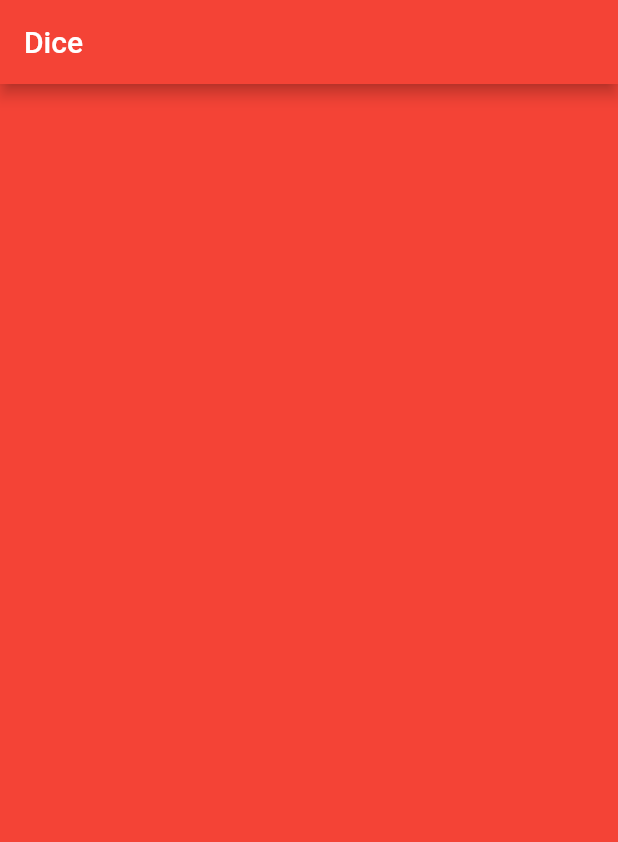
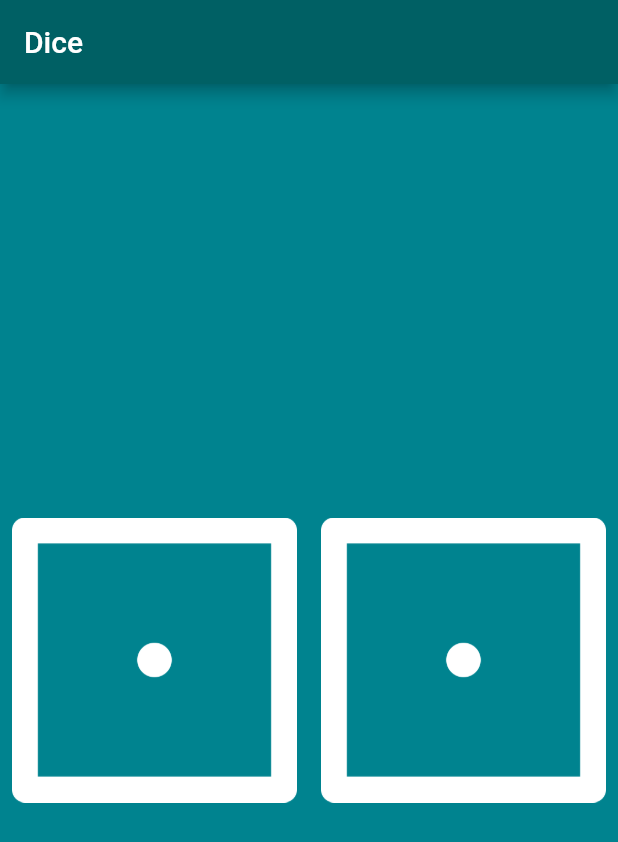
Before and after one commit to HeratUni-CS/dicee-Syed-Mujtaba-Mussavi, a Flutter app: the screen it shows after launch, on a phone screen of 412 x 824 dp. Shown: the top 842 px of the screen. Run offline on Flutter 3.47's test engine with Material 2 defaults, Android fonts, the phone set to English and light mode, and no system bars.

Commit message:
dice project completed

```diff
--- a/lib/main.dart
+++ b/lib/main.dart
@@ -1,23 +1,63 @@
 import 'package:flutter/material.dart';
+import 'dart:math';
 
 void main() {
-  runApp(
-    MaterialApp(
-      home: Scaffold(
-        backgroundColor: Colors.red,
-        appBar: AppBar(
-          backgroundColor: Colors.red,
-          title: Text('Dice'),
-        ),
-        body: MyApp(),
+  runApp(MaterialApp(
+    debugShowCheckedModeBanner: false,
+    home: Scaffold(
+      backgroundColor: Colors.cyan.shade800,
+      appBar: AppBar(
+        title: const Text("Dice"),
+        backgroundColor: Colors.cyan.shade900,
       ),
+      body: const DicePage(),
     ),
-  );
+  ));
 }
 
-class MyApp extends StatelessWidget {
+class DicePage extends StatefulWidget {
+  const DicePage({super.key});
+
+  @override
+  State<DicePage> createState() => _DicePageState();
+}
+
+class _DicePageState extends State<DicePage> {
+  int leftCountBtn = 1;
+  int rightCountBtn = 1;
+
+  void callBack() {
+    setState(() {
+      leftCountBtn = Random().nextInt(6) + 1;
+      rightCountBtn = Random().nextInt(6) + 1;
+    });
+  }
+
   @override
   Widget build(BuildContext context) {
-    return Container();
+    return Center(
+      child: Row(
+        children: [
+          Expanded(
+            child: TextButton(
+              onPressed: () {
+                callBack();
+              },
+              child: Image.asset('images/dice$leftCountBtn.png'),
+            ),
+          ),
+          Expanded(
+            child: TextButton(
+              onPressed: () {
+                setState(() {
+                  callBack();
+                });
+              },
+              child: Image.asset("images/dice$rightCountBtn.png"),
+            ),
+          ),
+        ],
+      ),
+    );
   }
 }
```
